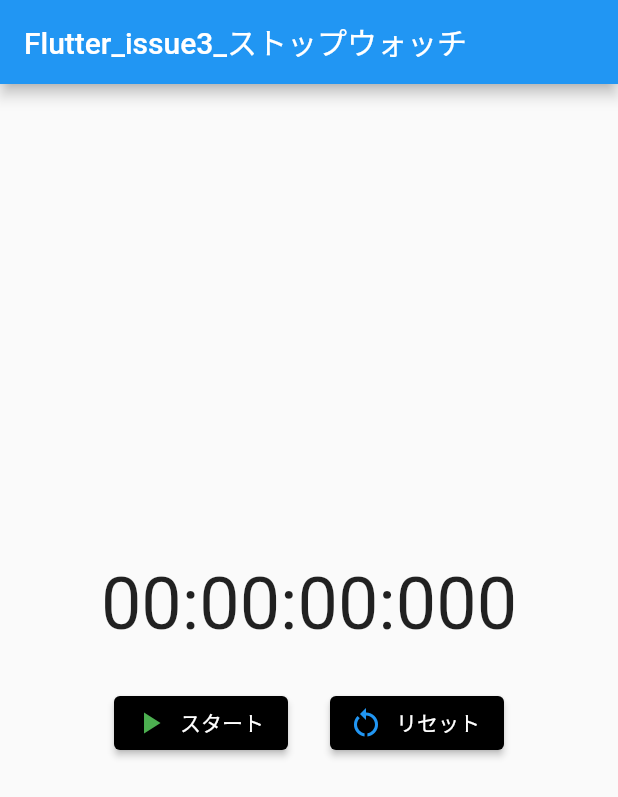
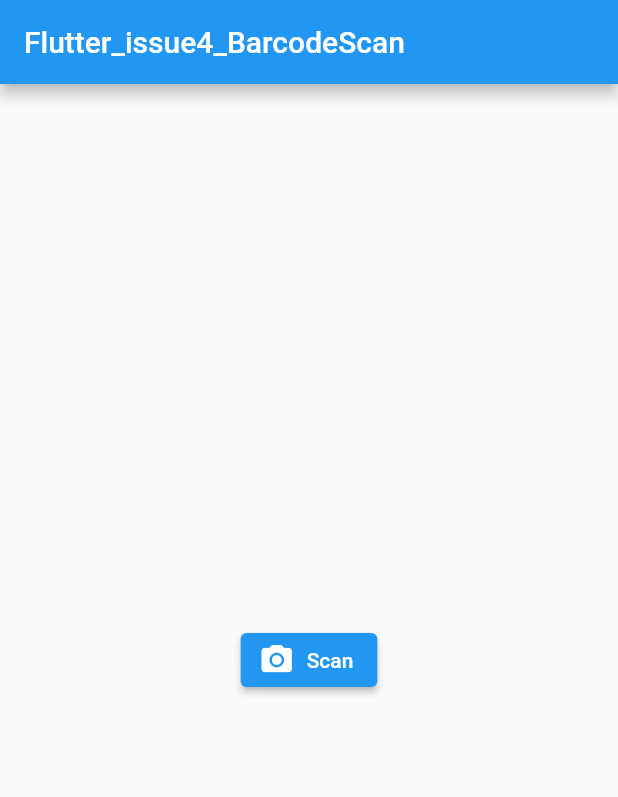
Before and after one commit to tou-kenichirou/flutter_study, a Flutter app: the screen it shows after launch, on a phone screen of 412 x 824 dp. Shown: the top 797 px of the screen. Run offline on Flutter 3.47's test engine with Material 2 defaults, Android fonts, the phone set to English and light mode, and no system bars; our stand-ins replace webview_flutter; missing offline and left inert: barcode_scan2.

Commit message:
issue4 本のバーコードをスキャンしてISBN値を元にAmazonの商品ページを表示する (#13)
* issue4 バーコードスキャンとWebページの実装

* issue4 for文をreduceに変更

```diff
--- /dev/null
+++ b/lib/barcode_scan_screen.dart
@@ -0,0 +1,78 @@
+import 'package:barcode_scan2/platform_wrapper.dart';
+import 'package:flutter/material.dart';
+import 'package:flutter/services.dart';
+import 'package:flutter_study/extension/string_extension.dart';
+import 'package:flutter_study/webview_screen.dart';
+
+class BarcodeScanApp extends StatefulWidget {
+  const BarcodeScanApp({super.key, required this.title});
+
+  final String title;
+
+  @override
+  BarcodeScanState createState() => BarcodeScanState();
+}
+
+class BarcodeScanState extends State<BarcodeScanApp> {
+  String readData = '';
+
+  Future<void> _scan(BuildContext context) async {
+    try {
+      final scanData = await BarcodeScanner.scan();
+      setState(
+        () => readData = scanData.rawContent,
+      );
+      final isbn = readData.convertIsbn10();
+
+      if (!mounted) {
+        return;
+      }
+
+      await Navigator.push(
+        context,
+        MaterialPageRoute<void>(
+          builder: (context) =>
+              WebViewScreen(url: 'https://www.amazon.co.jp/dp/$isbn'),
+        ),
+      );
+    } on PlatformException catch (e) {
+      if (e.code == BarcodeScanner.cameraAccessDenied) {
+        setState(() {
+          readData = 'カメラが許可されていない';
+        });
+      } else {
+        setState(() => readData = '不明なエラー : $e');
+      }
+    } on FormatException {
+      setState(
+        () => readData = 'バーコード読み取り失敗',
+      );
+    } on Exception catch (e) {
+      setState(() => readData = '不明なエラー : $e');
+    }
+  }
+
+  @override
+  Widget build(BuildContext context) {
+    return Scaffold(
+      appBar: AppBar(
+        title: Text(widget.title),
+      ),
+      body: Center(
+        child: Column(
+          mainAxisAlignment: MainAxisAlignment.center,
+          children: <Widget>[
+            ElevatedButton.icon(
+              onPressed: () => _scan(context),
+              icon: const Icon(
+                Icons.camera_alt,
+                color: Colors.white,
+              ),
+              label: const Text('Scan'),
+            ),
+          ],
+        ),
+      ),
+    );
+  }
+}
--- a/lib/main.dart
+++ b/lib/main.dart
@@ -1,5 +1,5 @@
 import 'package:flutter/material.dart';
-import 'package:flutter_study/stopwatch_screen.dart';
+import 'package:flutter_study/barcode_scan_screen.dart';
 
 void main() {
   runApp(const MyApp());
@@ -8,13 +8,13 @@ void main() {
 class MyApp extends StatelessWidget {
   const MyApp({super.key});
 
-  String get title => 'Flutter_issue3_ストップウォッチ';
+  String get title => 'Flutter_issue4_BarcodeScan';
 
   @override
   Widget build(BuildContext context) {
     return MaterialApp(
       title: 'Flutter Demo',
-      home: StopwatchApp(title: title,),
+      home: BarcodeScanApp(title: title,),
     );
   }
 }
--- a/pubspec.yaml
+++ b/pubspec.yaml
@@ -29,11 +29,14 @@ environment:
 # versions available, run `flutter pub outdated`.
 dependencies:
 
+  # https://pub.dev/packages/barcode_scan2
+  barcode_scan2: any
   # The following adds the Cupertino Icons font to your application.
   # Use with the CupertinoIcons class for iOS style icons.
   cupertino_icons: ^1.0.2
   flutter:
     sdk: flutter
+  webview_flutter: ^4.2.2
 
 
 dev_dependencies:
```
Also changed, not shown: lib/extension/string_extension.dart (added, +28 -0 lines), lib/webview_screen.dart (added, +62 -0 lines), pubspec.lock, 7 other files.
